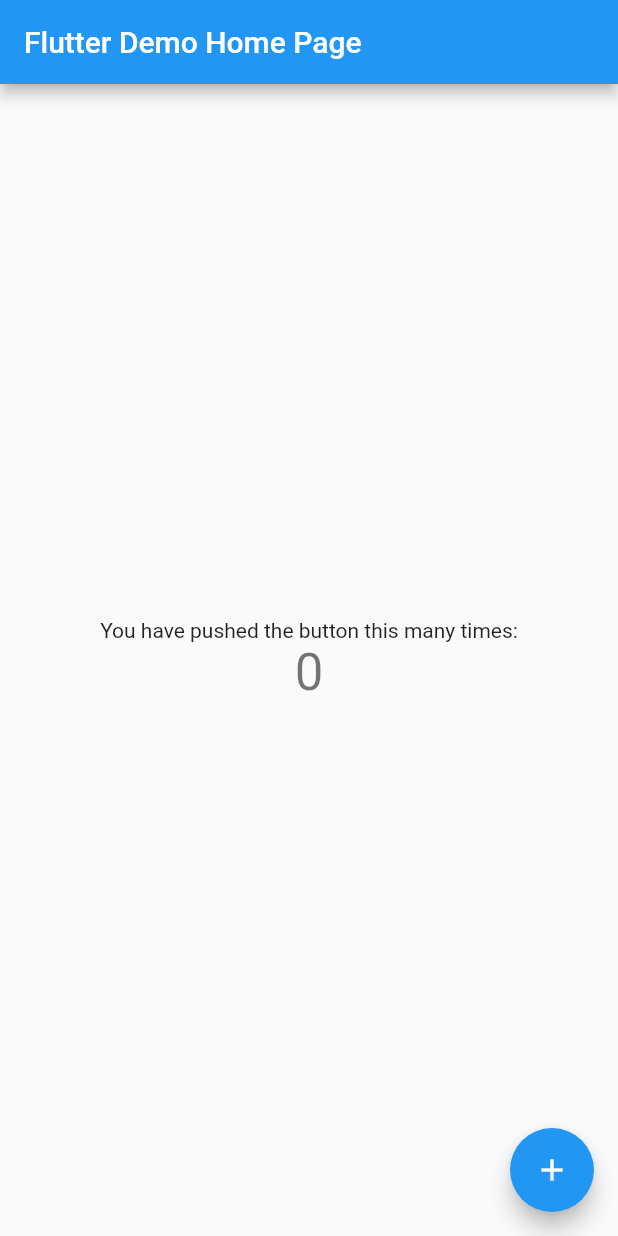
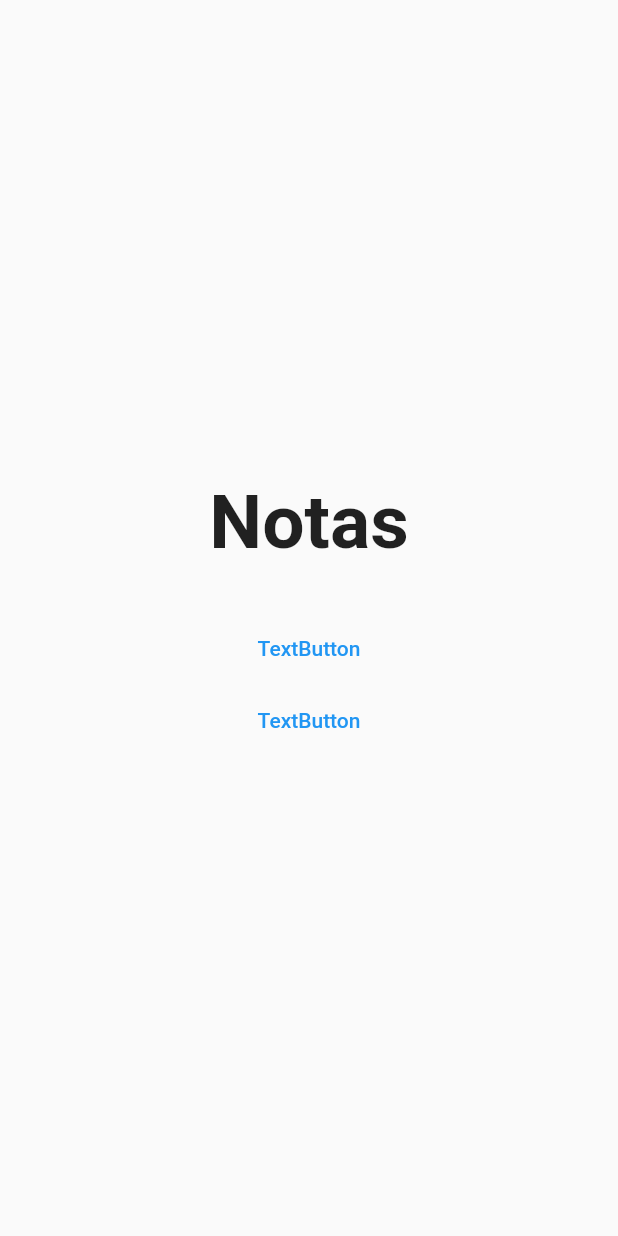
Before and after one commit to Lugaluvi/shopii, a Flutter app: the screen it shows after launch, on a phone screen of 412 x 824 dp. Run offline on Flutter 3.47's test engine with Material 2 defaults, Android fonts, the phone set to English and light mode, and no system bars; our stand-ins replace firebase_core; accounts and stored records are empty.

```diff
--- a/lib/main.dart
+++ b/lib/main.dart
@@ -1,115 +1,56 @@
+import 'package:firebase_core/firebase_core.dart';
 import 'package:flutter/material.dart';
+import 'package:shopping_list/views/welcome_screen.dart';
 
 void main() {
-  runApp(const MyApp());
+  runApp(const ShoppiApp());
 }
 
-class MyApp extends StatelessWidget {
-  const MyApp({Key? key}) : super(key: key);
+class ShoppiApp extends StatefulWidget {
+  const ShoppiApp({Key? key}) : super(key: key);
 
-  // This widget is the root of your application.
   @override
-  Widget build(BuildContext context) {
-    return MaterialApp(
-      title: 'Flutter Demo',
-      theme: ThemeData(
-        // This is the theme of your application.
-        //
-        // Try running your application with "flutter run". You'll see the
-        // application has a blue toolbar. Then, without quitting the app, try
-        // changing the primarySwatch below to Colors.green and then invoke
-        // "hot reload" (press "r" in the console where you ran "flutter run",
-        // or simply save your changes to "hot reload" in a Flutter IDE).
-        // Notice that the counter didn't reset back to zero; the application
-        // is not restarted.
-        primarySwatch: Colors.blue,
-      ),
-      home: const MyHomePage(title: 'Flutter Demo Home Page'),
-    );
-  }
+  State<ShoppiApp> createState() => _NotesAppState();
 }
 
-class MyHomePage extends StatefulWidget {
-  const MyHomePage({Key? key, required this.title}) : super(key: key);
+class _NotesAppState extends State<ShoppiApp> {
+  late Future<FirebaseApp> _firebaseInit;
 
-  // This widget is the home page of your application. It is stateful, meaning
-  // that it has a State object (defined below) that contains fields that affect
-  // how it looks.
-
-  // This class is the configuration for the state. It holds the values (in this
-  // case the title) provided by the parent (in this case the App widget) and
-  // used by the build method of the State. Fields in a Widget subclass are
-  // always marked "final".
-
-  final String title;
+  Future<FirebaseApp> _initializeFirebase() async {
+    return await Firebase.initializeApp();
+  }
 
   @override
-  State<MyHomePage> createState() => _MyHomePageState();
-}
-
-class _MyHomePageState extends State<MyHomePage> {
-  int _counter = 0;
-
-  void _incrementCounter() {
-    setState(() {
-      // This call to setState tells the Flutter framework that something has
-      // changed in this State, which causes it to rerun the build method below
-      // so that the display can reflect the updated values. If we changed
-      // _counter without calling setState(), then the build method would not be
-      // called again, and so nothing would appear to happen.
-      _counter++;
-    });
+  void initState() {
+    _firebaseInit = _initializeFirebase();
+    super.initState();
   }
 
   @override
   Widget build(BuildContext context) {
-    // This method is rerun every time setState is called, for instance as done
-    // by the _incrementCounter method above.
-    //
-    // The Flutter framework has been optimized to make rerunning build methods
-    // fast, so that you can just rebuild anything that needs updating rather
-    // than having to individually change instances of widgets.
-    return Scaffold(
-      appBar: AppBar(
-        // Here we take the value from the MyHomePage object that was created by
-        // the App.build method, and use it to set our appbar title.
-        title: Text(widget.title),
-      ),
-      body: Center(
-        // Center is a layout widget. It takes a single child and positions it
-        // in the middle of the parent.
-        child: Column(
-          // Column is also a layout widget. It takes a list of children and
-          // arranges them vertically. By default, it sizes itself to fit its
-          // children horizontally, and tries to be as tall as its parent.
-          //
-          // Invoke "debug painting" (press "p" in the console, choose the
-          // "Toggle Debug Paint" action from the Flutter Inspector in Android
-          // Studio, or the "Toggle Debug Paint" command in Visual Studio Code)
-          // to see the wireframe for each widget.
-          //
-          // Column has various properties to control how it sizes itself and
-          // how it positions its children. Here we use mainAxisAlignment to
-          // center the children vertically; the main axis here is the vertical
-          // axis because Columns are vertical (the cross axis would be
-          // horizontal).
-          mainAxisAlignment: MainAxisAlignment.center,
-          children: <Widget>[
-            const Text(
-              'You have pushed the button this many times:',
+    return FutureBuilder(
+      future: _firebaseInit,
+      builder: (context, snapshot) {
+        if (snapshot.hasError) {
+          return const MaterialApp(
+            home: Scaffold(
+              backgroundColor: Colors.red,
+              body: Center(
+                child: Text('Não foi possível conectar com o banco de dados.',
+                    style: TextStyle(color: Colors.white)),
+              ),
             ),
-            Text(
-              '$_counter',
-              style: Theme.of(context).textTheme.headline4,
-            ),
-          ],
-        ),
-      ),
-      floatingActionButton: FloatingActionButton(
-        onPressed: _incrementCounter,
-        tooltip: 'Increment',
-        child: const Icon(Icons.add),
-      ), // This trailing comma makes auto-formatting nicer for build methods.
+          );
+        }
+        if (snapshot.connectionState == ConnectionState.done) {
+          return MaterialApp(initialRoute: WelcomeScreen.id, routes: {
+            WelcomeScreen.id: (context) => const WelcomeScreen(),
+          });
+        }
+        return const Center(
+          child: CircularProgressIndicator(),
+        );
+      },
     );
   }
 }
--- /dev/null
+++ b/lib/views/welcome_screen.dart
@@ -0,0 +1,50 @@
+import 'package:flutter/material.dart';
+
+class WelcomeScreen extends StatefulWidget {
+  const WelcomeScreen({Key? key}) : super(key: key);
+
+  static const String id = 'welcome_screen';
+
+  @override
+  State<WelcomeScreen> createState() => _WelcomeScreenState();
+}
+
+class _WelcomeScreenState extends State<WelcomeScreen> {
+  @override
+  Widget build(BuildContext context) {
+    return Scaffold(
+      body: Padding(
+        padding: const EdgeInsets.symmetric(horizontal: 24.0),
+        child: Column(
+          mainAxisAlignment: MainAxisAlignment.center,
+          crossAxisAlignment: CrossAxisAlignment.stretch,
+          children: [
+            const Center(
+              child: Text(
+                'Notas',
+                style: TextStyle(fontSize: 50.0, fontWeight: FontWeight.bold),
+              ),
+            ),
+            const SizedBox(
+              height: 30.0,
+            ),
+            TextButton(
+              style: ButtonStyle(
+                foregroundColor: MaterialStateProperty.all<Color>(Colors.blue),
+              ),
+              onPressed: () { },
+              child: Text('TextButton'),
+            ),
+            TextButton(
+              style: ButtonStyle(
+                foregroundColor: MaterialStateProperty.all<Color>(Colors.blue),
+              ),
+              onPressed: () { },
+              child: Text('TextButton'),
+            ),
+          ],
+        ),
+      ),
+    );
+  }
+}
```
Also changed, not shown: pubspec.yaml (+4 -65 lines), pubspec.lock, 3 other files.
